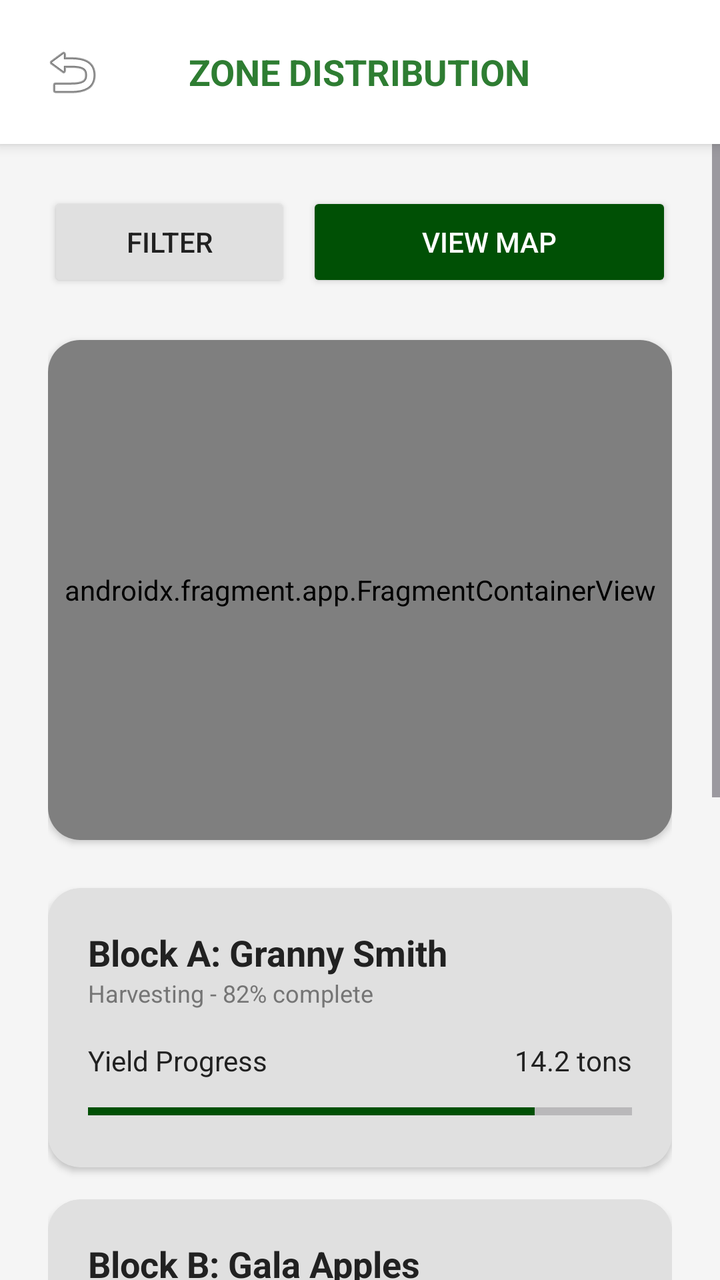
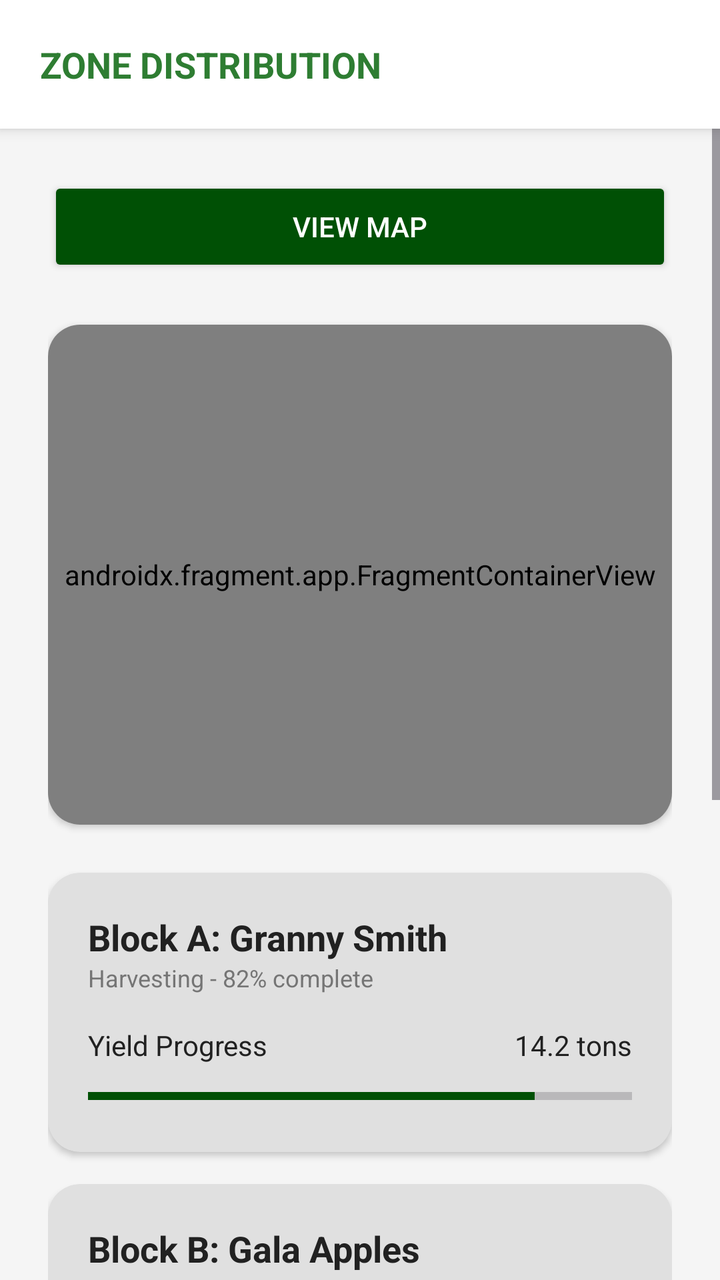

The first picture is an Android layout as it rendered before a commit; the second is the same layout after the commit. The layout source and the unified diff follow.
<!-- AndroidManifest.xml: application theme Theme.Orchard -->
<!-- res/layout/activity_zone_distribution.xml -->
<?xml version="1.0" encoding="utf-8"?>
<LinearLayout xmlns:android="http://schemas.android.com/apk/res/android"
    xmlns:app="http://schemas.android.com/apk/res-auto"
    android:layout_width="match_parent"
    android:layout_height="match_parent"
    android:orientation="vertical"
    android:background="@color/background_light">

    <RelativeLayout
        android:layout_width="match_parent"
        android:layout_height="wrap_content"
        android:padding="20dp"
        android:background="@color/white"
        android:elevation="4dp">

        <ImageButton
            android:id="@+id/backButton"
            android:layout_width="wrap_content"
            android:layout_height="wrap_content"
            android:src="@android:drawable/ic_menu_revert"
            android:background="?attr/selectableItemBackgroundBorderless"
            android:contentDescription="Back"
            android:layout_centerVertical="true"/>

        <TextView
            android:layout_width="wrap_content"
            android:layout_height="wrap_content"
            android:text="ZONE DISTRIBUTION"
            android:textColor="@color/primary_green"
            android:textSize="18sp"
            android:textStyle="bold"
            android:layout_centerInParent="true"/>
    </RelativeLayout>

    <ScrollView
        android:layout_width="match_parent"
        android:layout_height="match_parent">

        <LinearLayout
            android:layout_width="match_parent"
            android:layout_height="wrap_content"
            android:orientation="vertical"
            android:padding="24dp">

            <LinearLayout
                android:layout_width="match_parent"
                android:layout_height="wrap_content"
                android:orientation="horizontal"
                android:layout_marginBottom="24dp">

                <Button
                    android:layout_width="0dp"
                    android:layout_weight="1"
                    android:layout_height="50dp"
                    android:text="Filter"
                    android:textColor="@color/text_main"
                    android:backgroundTint="#E0E0E0"
                    app:cornerRadius="8dp"
                    android:layout_marginEnd="8dp"/>

                <Button
                    android:id="@+id/viewMapButton"
                    android:layout_width="0dp"
                    android:layout_weight="1.5"
                    android:layout_height="50dp"
                    android:text="View Map"
                    android:textColor="@color/white"
                    android:backgroundTint="@color/primary_dark"
                    app:cornerRadius="8dp"/>
            </LinearLayout>

            <androidx.cardview.widget.CardView
                android:layout_width="match_parent"
                android:layout_height="250dp"
                app:cardCornerRadius="16dp"
                app:cardElevation="2dp"
                android:layout_marginBottom="24dp">

                <androidx.fragment.app.FragmentContainerView
                    android:id="@+id/map"
                    android:name="com.google.android.gms.maps.SupportMapFragment"
                    android:layout_width="match_parent"
                    android:layout_height="match_parent" />

            </androidx.cardview.widget.CardView>

            <androidx.cardview.widget.CardView
                android:layout_width="match_parent"
                android:layout_height="wrap_content"
                app:cardCornerRadius="16dp"
                app:cardElevation="2dp"
                android:layout_marginBottom="16dp"
                app:cardBackgroundColor="#E0E0E0">
                <LinearLayout
                    android:layout_width="match_parent"
                    android:layout_height="wrap_content"
                    android:orientation="vertical"
                    android:padding="20dp">
                    <TextView
                        android:layout_width="wrap_content"
                        android:layout_height="wrap_content"
                        android:text="Block A: Granny Smith"
                        android:textSize="18sp"
                        android:textStyle="bold"
                        android:textColor="@color/text_main"/>
                    <TextView
                        android:layout_width="wrap_content"
                        android:layout_height="wrap_content"
                        android:text="Harvesting - 82% complete"
                        android:textSize="12sp"
                        android:textColor="@color/text_secondary"
                        android:layout_marginBottom="16dp"/>

                    <RelativeLayout android:layout_width="match_parent" android:layout_height="wrap_content">
                        <TextView android:layout_width="wrap_content" android:layout_height="wrap_content" android:text="Yield Progress" android:textColor="@color/text_main"/>
                        <TextView android:layout_width="wrap_content" android:layout_height="wrap_content" android:text="14.2 tons" android:layout_alignParentEnd="true" android:textColor="@color/text_main"/>
                    </RelativeLayout>
                    <ProgressBar
                        style="?android:attr/progressBarStyleHorizontal"
                        android:layout_width="match_parent"
                        android:layout_height="wrap_content"
                        android:progress="82"
                        android:progressTint="@color/primary_dark"
                        android:layout_marginTop="8dp"/>
                </LinearLayout>
            </androidx.cardview.widget.CardView>

            <androidx.cardview.widget.CardView
                android:layout_width="match_parent"
                android:layout_height="wrap_content"
                app:cardCornerRadius="16dp"
                app:cardElevation="2dp"
                android:layout_marginBottom="32dp"
                app:cardBackgroundColor="#E0E0E0">
                <LinearLayout
                    android:layout_width="match_parent"
                    android:layout_height="wrap_content"
                    android:orientation="vertical"
                    android:padding="20dp">
                    <TextView
                        android:layout_width="wrap_content"
                        android:layout_height="wrap_content"
                        android:text="Block B: Gala Apples"
                        android:textSize="18sp"
                        android:textStyle="bold"
                        android:textColor="@color/text_main"/>
                    <TextView
                        android:layout_width="wrap_content"
                        android:layout_height="wrap_content"
                        android:text="Pruning - 45% complete"
                        android:textSize="12sp"
                        android:textColor="@color/text_secondary"
                        android:layout_marginBottom="16dp"/>

                    <RelativeLayout android:layout_width="match_parent" android:layout_height="wrap_content">
                        <TextView android:layout_width="wrap_content" android:layout_height="wrap_content" android:text="Yield Progress" android:textColor="@color/text_main"/>
                        <TextView android:layout_width="wrap_content" android:layout_height="wrap_content" android:text="8.5 tons" android:layout_alignParentEnd="true" android:textColor="@color/text_main"/>
                    </RelativeLayout>
                    <ProgressBar
                        style="?android:attr/progressBarStyleHorizontal"
                        android:layout_width="match_parent"
                        android:layout_height="wrap_content"
                        android:progress="45"
                        android:progressTint="@color/primary_dark"
                        android:layout_marginTop="8dp"/>
                </LinearLayout>
            </androidx.cardview.widget.CardView>

            <TextView
                android:layout_width="match_parent"
                android:layout_height="wrap_content"
                android:text="Timeline"
                android:textSize="20sp"
                android:textStyle="bold"
                android:textColor="@color/text_main"
                android:layout_marginBottom="16dp"/>

            <LinearLayout
                android:layout_width="match_parent"
                android:layout_height="wrap_content"
                android:orientation="vertical"
                android:layout_marginBottom="32dp">

                <LinearLayout android:layout_width="match_parent" android:layout_height="wrap_content" android:orientation="horizontal">
                    <LinearLayout android:layout_width="24dp" android:layout_height="match_parent" android:orientation="vertical" android:gravity="center_horizontal">
                        <androidx.cardview.widget.CardView android:layout_width="10dp" android:layout_height="10dp" app:cardCornerRadius="5dp" app:cardBackgroundColor="@color/primary_dark" app:cardElevation="0dp" android:layout_marginTop="6dp"/>
                        <View android:layout_width="2dp" android:layout_height="match_parent" android:background="#E0E0E0" android:layout_marginTop="4dp"/>
                    </LinearLayout>
                    <LinearLayout android:layout_width="match_parent" android:layout_height="wrap_content" android:orientation="vertical" android:paddingStart="12dp" android:paddingBottom="16dp">
                        <TextView android:layout_width="wrap_content" android:layout_height="wrap_content" android:text="10:45 AM" android:textSize="10sp" android:textStyle="bold" android:textColor="@color/primary_dark"/>
                        <TextView android:layout_width="wrap_content" android:layout_height="wrap_content" android:text="Team A started Row 14" android:textSize="14sp" android:textColor="@color/text_main"/>
                    </LinearLayout>
                </LinearLayout>

                <LinearLayout android:layout_width="match_parent" android:layout_height="wrap_content" android:orientation="horizontal">
                    <LinearLayout android:layout_width="24dp" android:layout_height="match_parent" android:orientation="vertical" android:gravity="center_horizontal">
                        <androidx.cardview.widget.CardView android:layout_width="10dp" android:layout_height="10dp" app:cardCornerRadius="5dp" app:cardBackgroundColor="#E0E0E0" app:cardElevation="0dp" android:layout_marginTop="6dp"/>
                        <View android:layout_width="2dp" android:layout_height="match_parent" android:background="#E0E0E0" android:layout_marginTop="4dp"/>
                    </LinearLayout>
                    <LinearLayout android:layout_width="match_parent" android:layout_height="wrap_content" android:orientation="vertical" android:paddingStart="12dp" android:paddingBottom="16dp">
                        <TextView android:layout_width="wrap_content" android:layout_height="wrap_content" android:text="10:12 AM" android:textSize="10sp" android:textStyle="bold" android:textColor="@color/text_secondary"/>
                        <TextView android:layout_width="wrap_content" android:layout_height="wrap_content" android:text="Bins collected from Zone B" android:textSize="14sp" android:textColor="@color/text_main"/>
                    </LinearLayout>
                </LinearLayout>

            </LinearLayout>

            <Button
                android:id="@+id/homeButton"
                android:layout_width="match_parent"
                android:layout_height="60dp"
                android:text="Home"
                android:textSize="18sp"
                android:textStyle="bold"
                android:backgroundTint="#E0E0E0"
                android:textColor="@color/text_main"
                app:cornerRadius="12dp"
                android:layout_marginBottom="32dp"/>

        </LinearLayout>
    </ScrollView>
</LinearLayout>
<!-- resources referenced by this layout -->
<resources>
  <color name="background_light">#F5F5F5</color>
  <color name="primary_dark">#005005</color>
  <color name="primary_green">#2E7D32</color>
  <color name="text_main">#212121</color>
  <color name="text_secondary">#757575</color>
  <color name="white">#FFFFFFFF</color>
  <style name="Theme.Orchard" parent="Base.Theme.Orchard" />
  <style name="Base.Theme.Orchard" parent="Theme.Material3.DayNight.NoActionBar">
          
          <item name="colorPrimary">@color/primary_green</item>
          <item name="colorOnPrimary">@color/white</item>
          <item name="colorPrimaryContainer">@color/primary_light</item>
          <item name="colorOnPrimaryContainer">@color/primary_dark</item>
          
          <item name="colorSecondary">@color/accent_orange</item>
          <item name="colorOnSecondary">@color/white</item>
          
          <item name="android:statusBarColor">@color/primary_dark</item>
          <item name="android:windowBackground">@color/background_light</item>
      </style>
  <color name="primary_light">#60AD5E</color>
  <color name="accent_orange">#F57C00</color>
</resources>

<!-- the commit's change to res/layout/activity_zone_distribution.xml (unified diff, before → after) -->
@@ -13,15 +13,6 @@
         android:background="@color/white"
         android:elevation="4dp">
 
-        <ImageButton
-            android:id="@+id/backButton"
-            android:layout_width="wrap_content"
-            android:layout_height="wrap_content"
-            android:src="@android:drawable/ic_menu_revert"
-            android:background="?attr/selectableItemBackgroundBorderless"
-            android:contentDescription="Back"
-            android:layout_centerVertical="true"/>
-
         <TextView
             android:layout_width="wrap_content"
             android:layout_height="wrap_content"
@@ -29,7 +20,7 @@
             android:textColor="@color/primary_green"
             android:textSize="18sp"
             android:textStyle="bold"
-            android:layout_centerInParent="true"/>
+            android:layout_centerVertical="true"/>
     </RelativeLayout>
 
     <ScrollView
@@ -49,19 +40,8 @@
                 android:layout_marginBottom="24dp">
 
                 <Button
-                    android:layout_width="0dp"
-                    android:layout_weight="1"
-                    android:layout_height="50dp"
-                    android:text="Filter"
-                    android:textColor="@color/text_main"
-                    android:backgroundTint="#E0E0E0"
-                    app:cornerRadius="8dp"
-                    android:layout_marginEnd="8dp"/>
-
-                <Button
                     android:id="@+id/viewMapButton"
-                    android:layout_width="0dp"
-                    android:layout_weight="1.5"
+                    android:layout_width="match_parent"
                     android:layout_height="50dp"
                     android:text="View Map"
                     android:textColor="@color/white"
